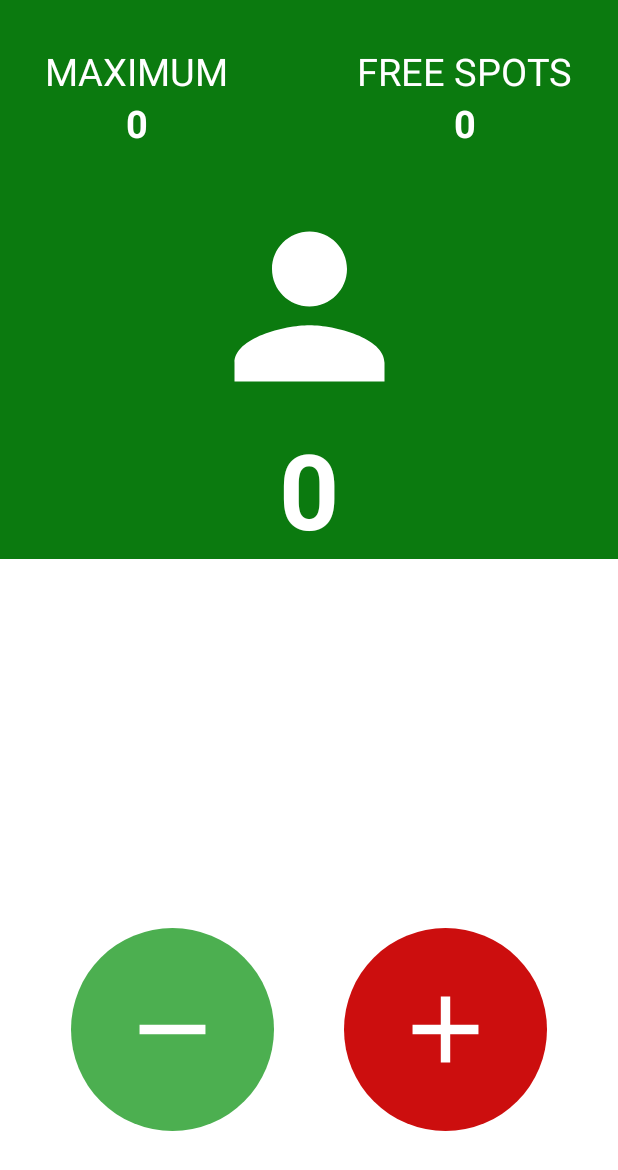
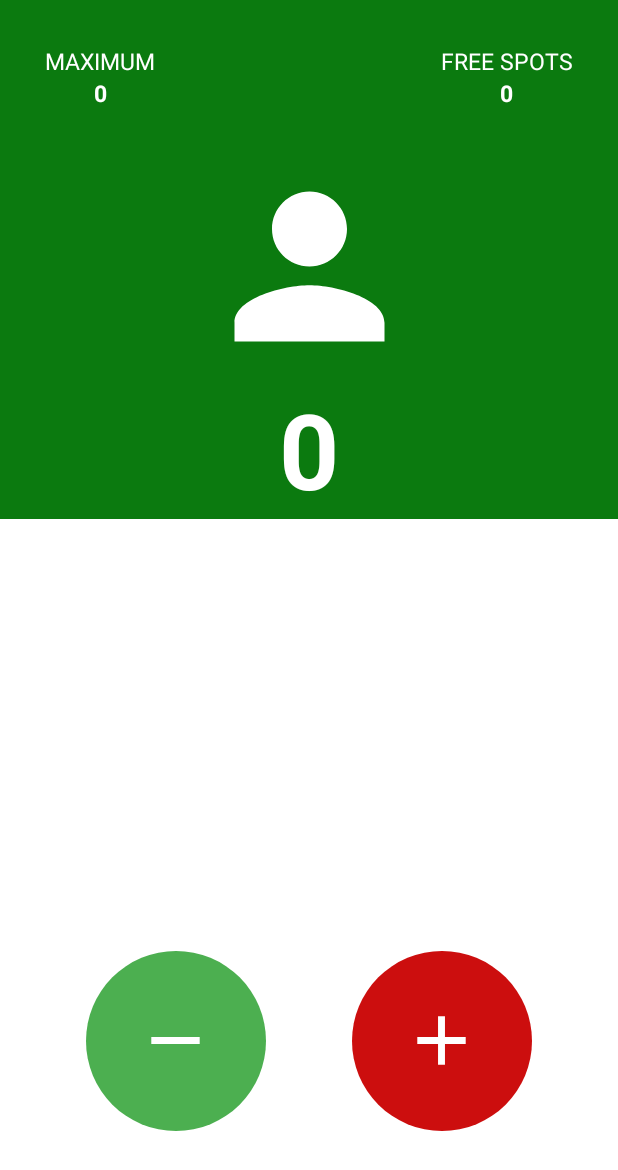
Before and after one commit to antonkesy/customer-counter-android, an Android app: the screen it shows after launch (MainActivity), on a phone screen of 412 x 824 dp. Shown: the top 1170 px of the screen. Run offline under Robolectric (Android 15) with nearby library versions, the phone set to English and light mode, and no system bars.

Commit message:
Update dimens.xml

```diff
--- a/app/src/main/res/values/dimens.xml
+++ b/app/src/main/res/values/dimens.xml
@@ -1,7 +1,7 @@
 <?xml version="1.0" encoding="utf-8"?>
 <resources>
-    <dimen name="big_button_size">75dp</dimen>
+    <dimen name="big_button_size">55dp</dimen>
     <dimen name="bottom_margin">70dp</dimen>
     <dimen name="big_button_padding">30dp</dimen>
-    <dimen name="small_text">25sp</dimen>
+    <dimen name="small_text">15sp</dimen>
 </resources>
```
